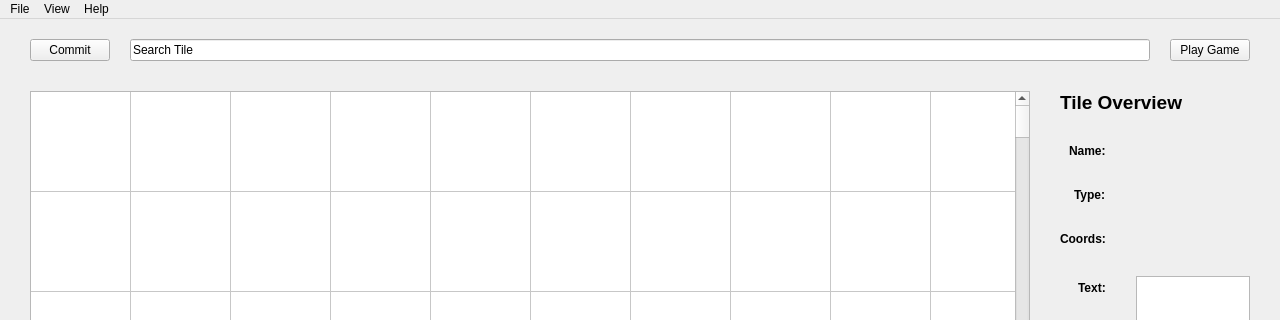
Before: the Qt Designer form UI_Layouts/mainMenuForm.ui in 20dj-kws-sdd/tbrpggepp, drawn with Qt 5; both pictures show x 0 to 1280 and y 0 to 320 of the 1280 by 720 pixel window.
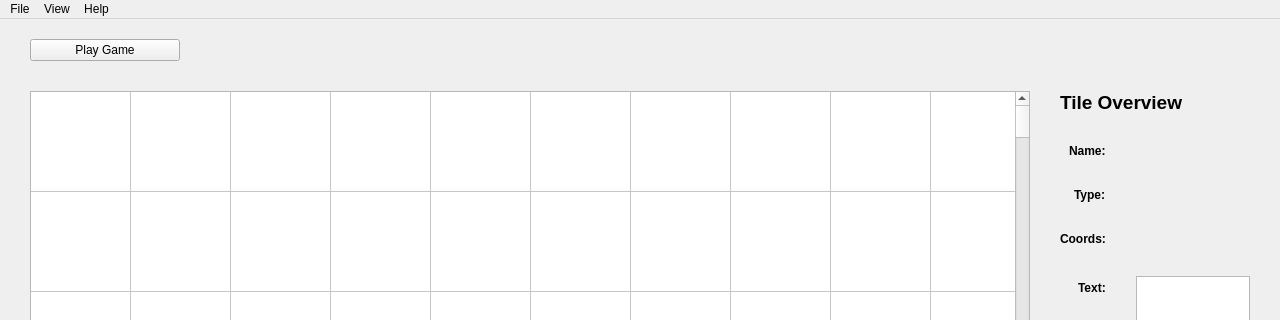
After: the same form once the commit is applied.

What changed in the file:
```diff
--- a/UI_Layouts/mainMenuForm.ui
+++ b/UI_Layouts/mainMenuForm.ui
@@ -38,22 +38,20 @@
       <property name="spacing">
        <number>20</number>
       </property>
-      <item>
-       <widget class="QPushButton" name="btnCommit">
-        <property name="text">
-         <string>Commit</string>
-        </property>
-       </widget>
-      </item>
-      <item>
-       <widget class="QLineEdit" name="searchBar">
-        <property name="text">
-         <string>Search Tile</string>
-        </property>
-       </widget>
-      </item>
-      <item>
+      <item alignment="Qt::AlignLeft">
        <widget class="QPushButton" name="btnPlayGame">
+        <property name="minimumSize">
+         <size>
+          <width>150</width>
+          <height>0</height>
+         </size>
+        </property>
+        <property name="maximumSize">
+         <size>
+          <width>150</width>
+          <height>16777215</height>
+         </size>
+        </property>
         <property name="text">
          <string>Play Game</string>
         </property>
```
